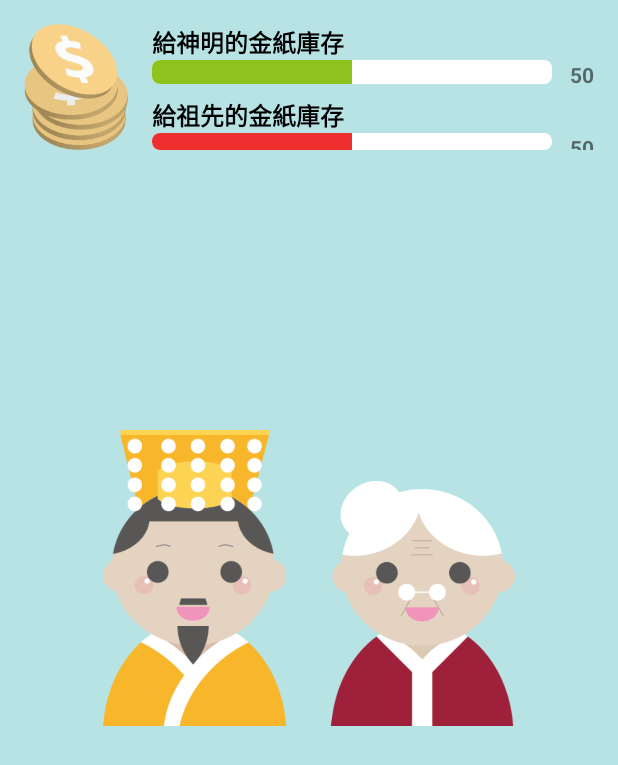
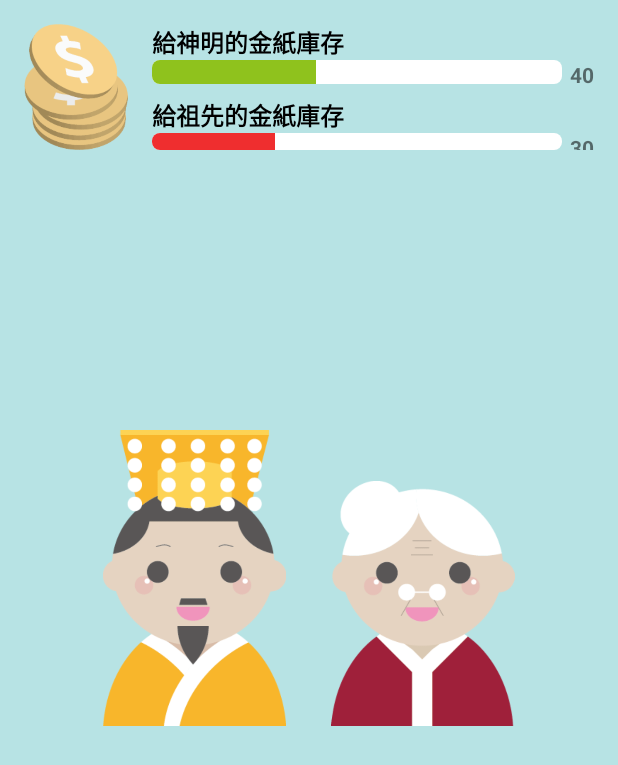
Before and after one commit to zzdanny/conlab_e-burner, an Android app: the ChooseActivity screen opened directly, with no data from a screen before it, on a phone screen of 412 x 824 dp. Shown: the top 765 px of the screen. Run offline under Robolectric (Android 15) with nearby library versions, the phone set to English and light mode, and no system bars.

Commit message:
Fix progress bar and text not displaying corrent value when switching between layouts in ChooseActivity.

```diff
--- a/app/src/main/java/tw/ntust/e_burner/activity/ChooseActivity.java
+++ b/app/src/main/java/tw/ntust/e_burner/activity/ChooseActivity.java
@@ -6,13 +6,17 @@ import android.view.View;
 import android.widget.Button;
 import android.widget.ImageView;
 import android.widget.ProgressBar;
+import android.widget.TextView;
 
 import tw.ntust.e_burner.R;
 
 public class ChooseActivity extends Activity {
 
+    private int remainingAncestor, remainingEmperor;
+
     // -- layout.activity_choose
     private ProgressBar progressEmperor, progressAncestor;
+    private TextView txtEmperorProgress, txtAncestorPorgress;
     // -- layout.choose_target
     private ImageView imgEmperor, imgAncestor;
     // -- layout.choose_amount
@@ -22,15 +26,30 @@ public class ChooseActivity extends Activity {
     protected void onCreate(Bundle savedInstanceState) {
         super.onCreate(savedInstanceState);
         setContentView(R.layout.choose_target);
+
+        // get data from Shared Preferences
+        // ----- default value for testing
+        remainingAncestor = 30;
+        remainingEmperor = 40;
+        // -----
+
         initComponents_chooseTarget();
 
-        animateProgressBar(progressAncestor, 50);
-        animateProgressBar(progressEmperor, 50);
+        // animate progressBar from 0 to current value when activity start
+        animateProgressBar(progressAncestor, remainingAncestor);
+        animateProgressBar(progressEmperor, remainingEmperor);
     }
 
     private void initComponents_choose() {
         progressAncestor = (ProgressBar) findViewById(R.id.choose_progressAncestor);
         progressEmperor = (ProgressBar) findViewById(R.id.choose_progressEmperor);
+        txtAncestorPorgress = (TextView) findViewById(R.id.choose_txtAncestorProgress);
+        txtEmperorProgress = (TextView) findViewById(R.id.choose_txtEmperorProgress);
+
+        progressAncestor.setProgress(remainingAncestor);
+        progressEmperor.setProgress(remainingEmperor);
+        txtAncestorPorgress.setText(String.valueOf(remainingAncestor));
+        txtEmperorProgress.setText(String.valueOf(remainingEmperor));
     }
 
     private void initComponents_chooseTarget() {
```
